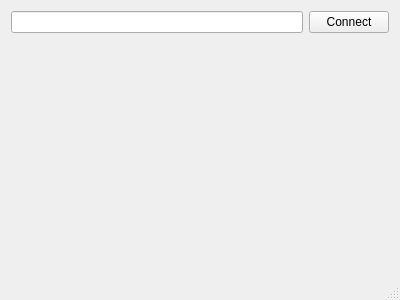
First picture: the form in mainwindow.ui, repository Kooky089/network-stress-test, before the edit.
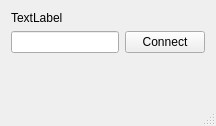
Second picture: the form after the edit.

Diff of the .ui file:
```diff
--- a/mainwindow.ui
+++ b/mainwindow.ui
@@ -2,26 +2,28 @@
 <ui version="4.0">
  <class>MainWindow</class>
  <widget class="QMainWindow" name="MainWindow">
-  <property name="geometry">
-   <rect>
-    <x>0</x>
-    <y>0</y>
-    <width>400</width>
-    <height>300</height>
-   </rect>
+  <property name="sizePolicy">
+   <sizepolicy hsizetype="Preferred" vsizetype="Preferred">
+    <horstretch>0</horstretch>
+    <verstretch>0</verstretch>
+   </sizepolicy>
   </property>
   <property name="windowTitle">
    <string>MainWindow</string>
   </property>
   <widget class="QWidget" name="centralWidget">
    <layout class="QVBoxLayout" name="verticalLayout">
+    <item>
+     <widget class="QLabel" name="label_server">
+      <property name="text">
+       <string>TextLabel</string>
+      </property>
+     </widget>
+    </item>
     <item>
      <layout class="QVBoxLayout" name="verticalLayout_box">
       <item>
        <layout class="QHBoxLayout" name="horizontalLayout">
-        <property name="sizeConstraint">
-         <enum>QLayout::SetDefaultConstraint</enum>
-        </property>
         <item>
          <widget class="QLineEdit" name="lineEdit_host"/>
         </item>
```
Left out of the diff: 6 changed lines with no effect on the pictures.
